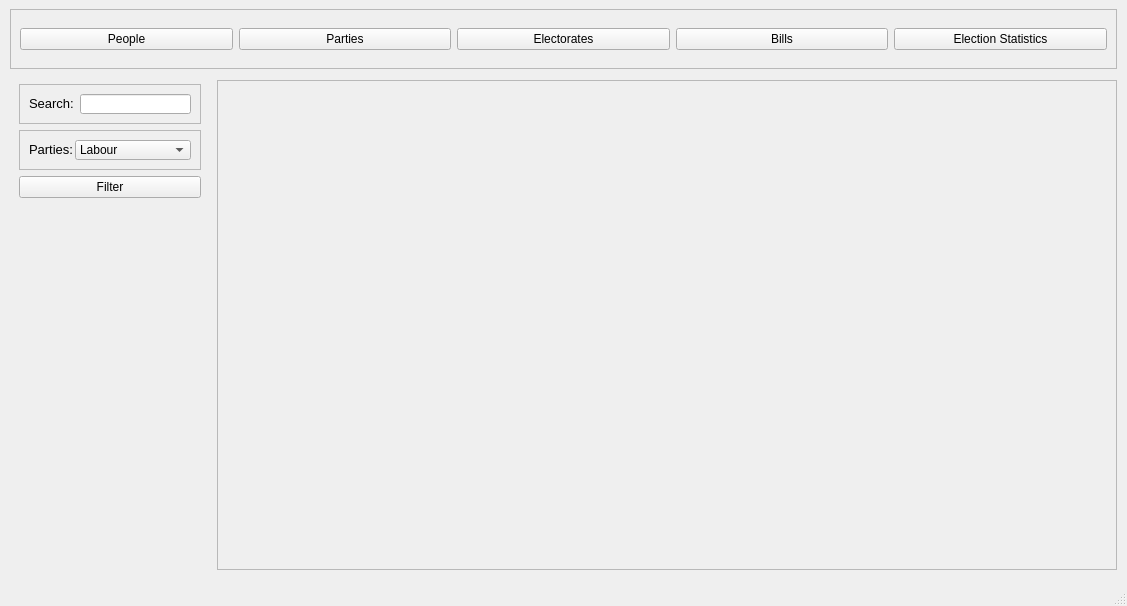
Old version of the form qtGuiApplication/mainwindow.ui in the repository List28/COSC345-Project.
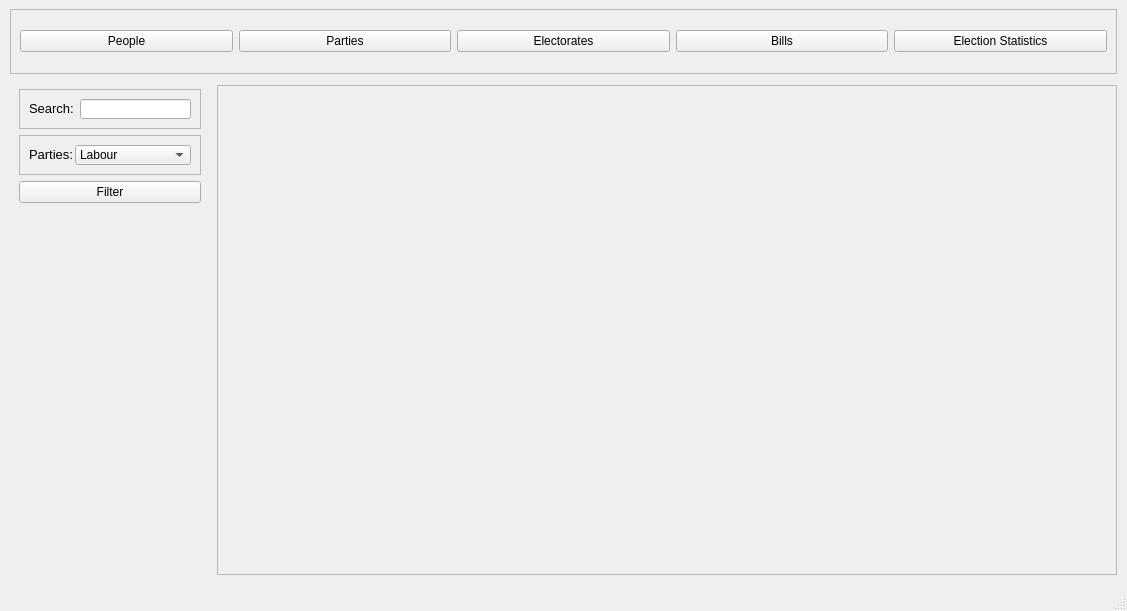
New version of the form.

Commit message: Filter button working

The edit to the form file:
```diff
--- a/qtGuiApplication/mainwindow.ui
+++ b/qtGuiApplication/mainwindow.ui
@@ -7,7 +7,7 @@
     <x>0</x>
     <y>0</y>
     <width>1127</width>
-    <height>606</height>
+    <height>611</height>
    </rect>
   </property>
   <property name="windowTitle">
```
Left out of the diff: 2 changed lines with no effect on the pictures. The commit also changes 7 other files.
